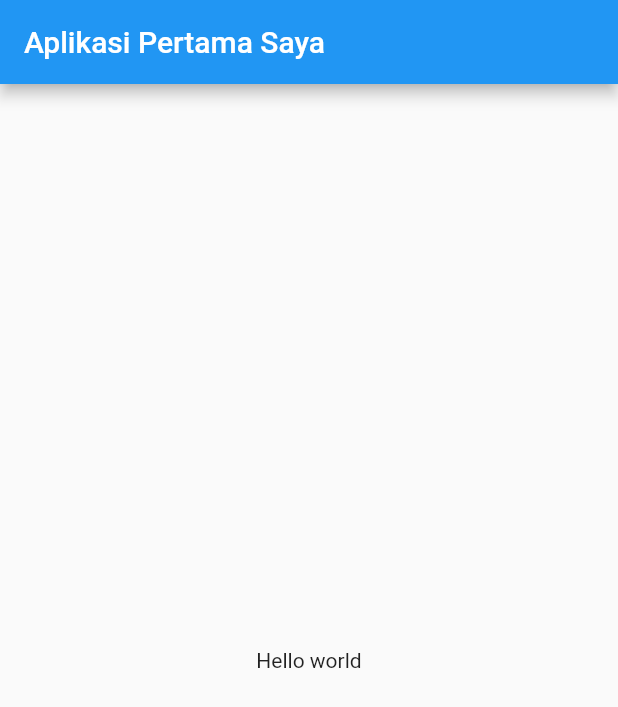
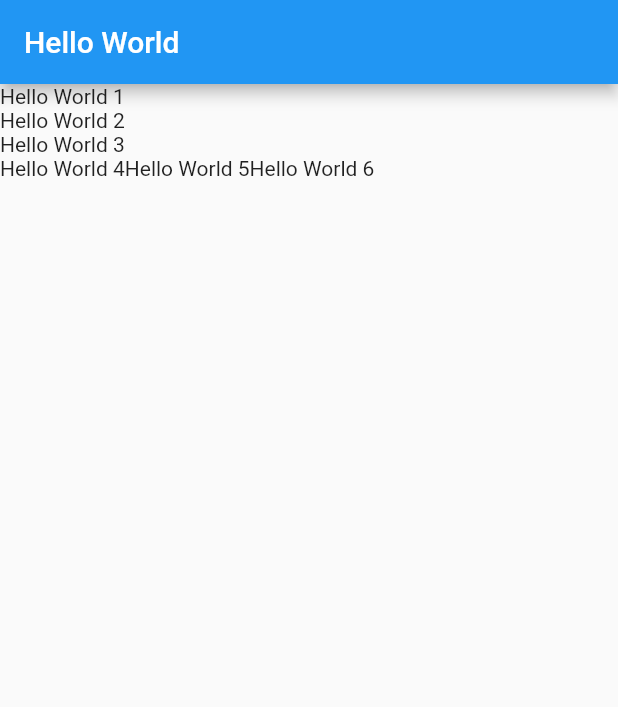
Before and after one commit to codevjs/Hello-World, a Flutter app: the screen it shows after launch, on a phone screen of 412 x 824 dp. Shown: the top 707 px of the screen. Run offline on Flutter 3.47's test engine with Material 2 defaults, Android fonts, the phone set to English and light mode, and no system bars.

Commit message:
Column & row

```diff
--- a/lib/main.dart
+++ b/lib/main.dart
@@ -3,20 +3,28 @@ import 'package:flutter/material.dart';
 void main() => runApp(MyApp());
 
 class MyApp extends StatelessWidget {
-
   @override
   Widget build(BuildContext context) {
-
     return MaterialApp(
-      title : "Selamat datang",
-      home  : Scaffold(
-        appBar: AppBar(
-          title: Text("Aplikasi Pertama Saya"),
-        ),
-        body: Center(
-          child: Text("Hello world"),
-        ),
-      )
-    );
+        title: "Selamat Datang",
+        home: Scaffold(
+          appBar: AppBar(title: Text("Hello World")),
+          body: Column(
+            mainAxisAlignment: MainAxisAlignment.start,
+            crossAxisAlignment: CrossAxisAlignment.start,
+            children: [
+              Text("Hello World 1"),
+              Text("Hello World 2"),
+              Text("Hello World 3"),
+              Row(
+                children: [
+                  Text("Hello World 4"),
+                  Text("Hello World 5"),
+                  Text("Hello World 6"),
+                ],
+              )
+            ],
+          )
+        ));
   }
 }
```
